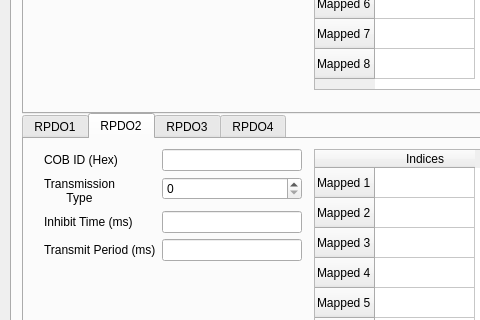
First picture: the form in Frontend/CAN_IO_GUI.ui, repository jtoobias/CAN_IO_GUI, before the edit; both pictures show x 0 to 480 and y 273 to 593 of the 1047 by 791 pixel window.
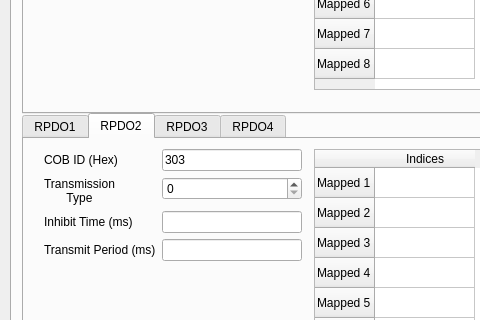
Second picture: the form after the edit. The open tabs and pages were chosen to show the change.

Patch:
```diff
--- a/Frontend/CAN_IO_GUI.ui
+++ b/Frontend/CAN_IO_GUI.ui
@@ -4765,7 +4765,7 @@
             <string>Choose the COB ID that is sent with this PDO</string>
            </property>
            <property name="text">
-            <string/>
+            <string>303</string>
            </property>
           </widget>
          </item>
```
Left out of the diff: 18 changed lines with no effect on the pictures.
